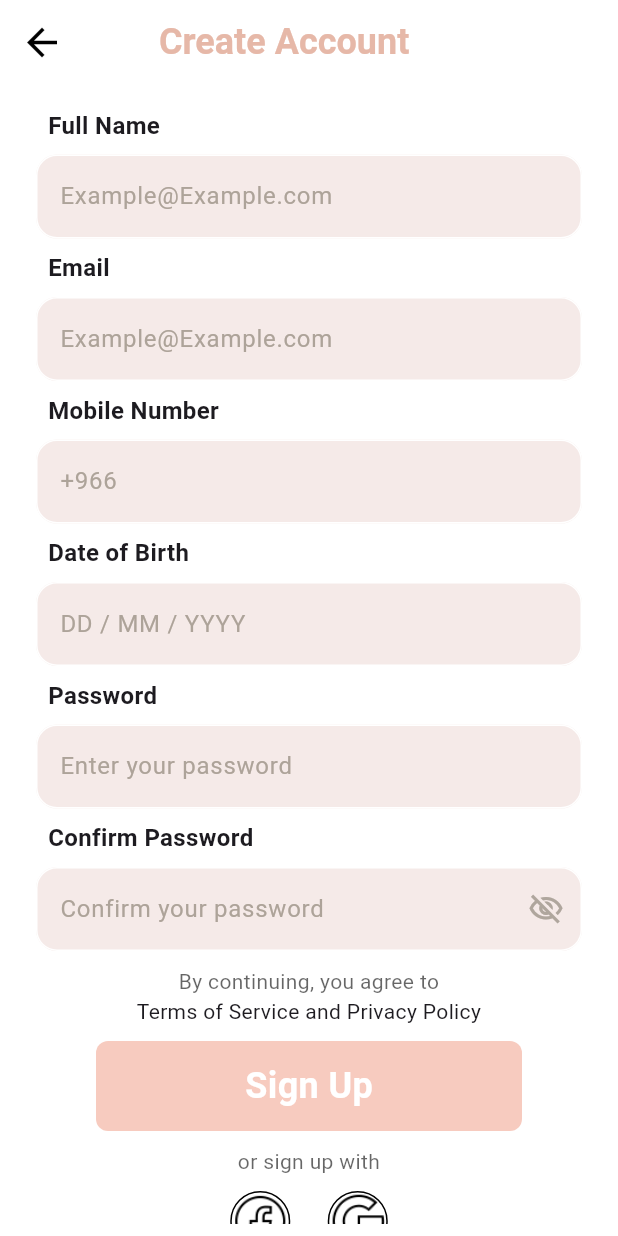
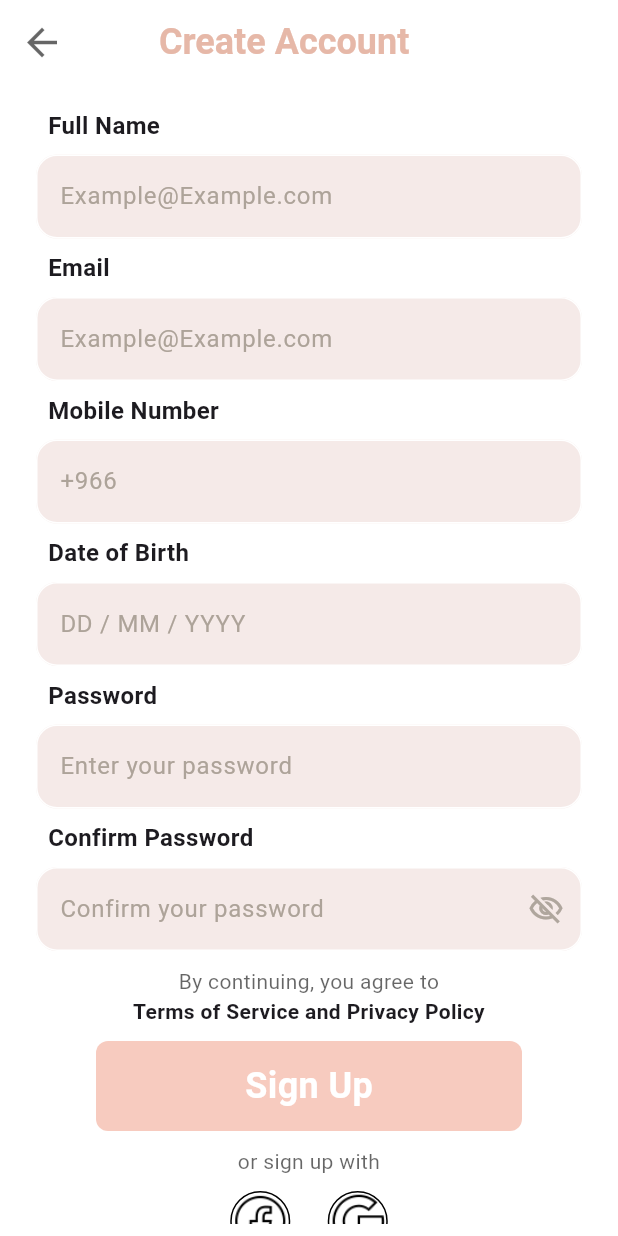
Before and after one commit to MohamedAliShosha/Auth_Flow, a Flutter app: the screen it shows after launch, on a phone screen of 412 x 824 dp. Run offline on Flutter 3.47's test engine with Material 3 defaults, Android fonts, the phone set to English and light mode, and no system bars.

Commit message:
update SignUpViewBody leading icon opacity and bold text for terms of service and privacy policy

```diff
--- a/lib/widgets/sign_up_view_body.dart
+++ b/lib/widgets/sign_up_view_body.dart
@@ -13,9 +13,9 @@ class SignUpViewBody extends StatelessWidget {
       appBar: AppBar(
         elevation: 0,
         backgroundColor: Colors.white,
-        leading: const Icon(
+        leading: Icon(
           Icons.arrow_back,
-          color: Colors.black,
+          color: Colors.black.withOpacity(0.6),
           size: 30,
         ),
         titleSpacing: 50,
@@ -88,6 +88,9 @@ class SignUpViewBody extends StatelessWidget {
             const Text(
               textAlign: TextAlign.center,
               'Terms of Service and Privacy Policy',
+              style: TextStyle(
+                fontWeight: FontWeight.bold,
+              ),
             ),
             CustomButton(
               text: 'Sign Up',
```
